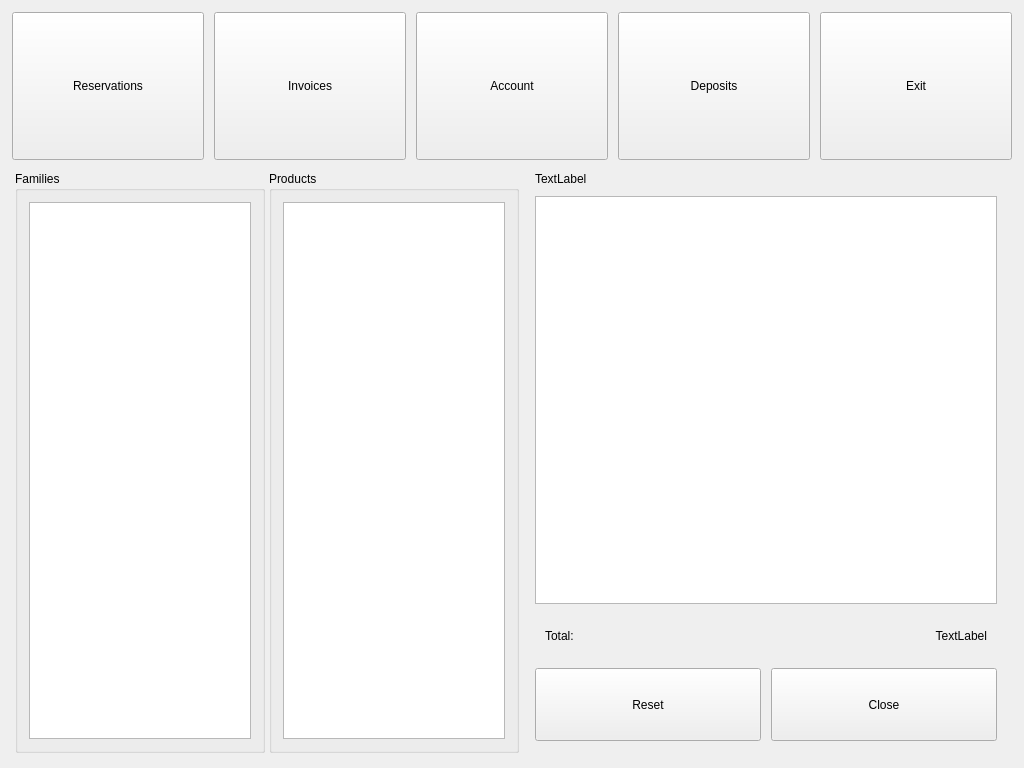
Before: the Qt Designer form penyamanager/user/memberdashboardwindow.ui in eguzki/penyamanager, drawn with Qt 5.
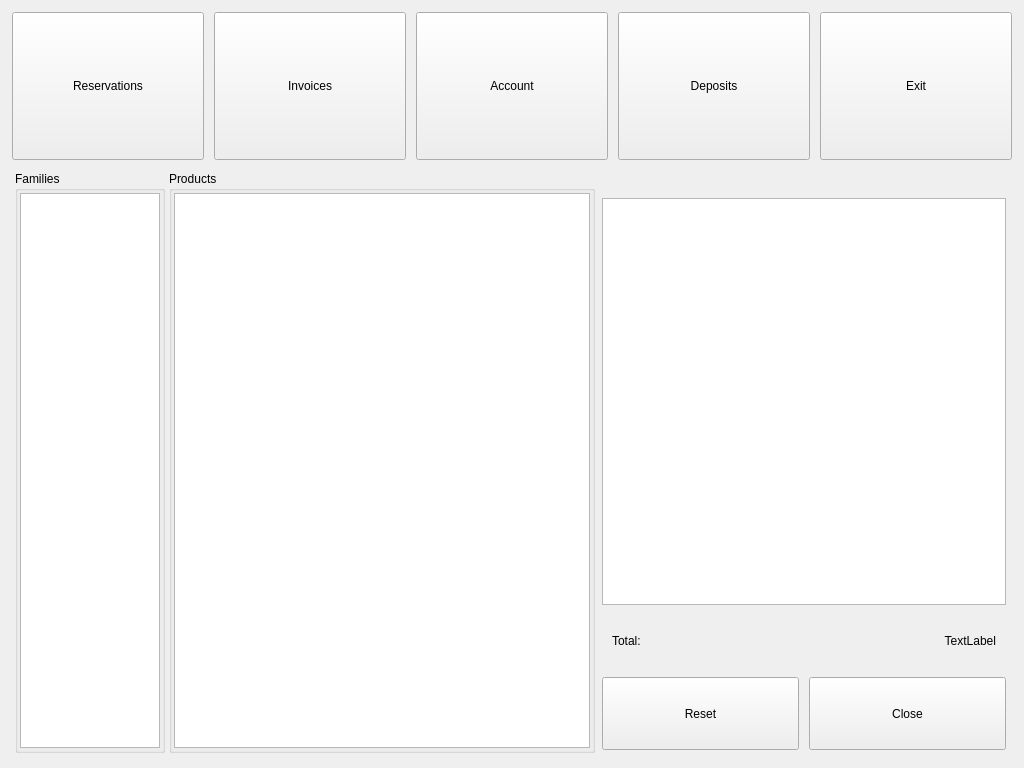
After: the same form once the commit is applied.

```diff
--- a/penyamanager/user/memberdashboardwindow.ui
+++ b/penyamanager/user/memberdashboardwindow.ui
@@ -176,13 +176,13 @@
        <widget class="QGroupBox" name="familyGroupBox">
         <property name="minimumSize">
          <size>
-          <width>250</width>
+          <width>150</width>
           <height>0</height>
          </size>
         </property>
         <property name="maximumSize">
          <size>
-          <width>250</width>
+          <width>150</width>
           <height>16777215</height>
          </size>
         </property>
@@ -193,8 +193,28 @@
          <string>Families</string>
         </property>
         <layout class="QVBoxLayout" name="horizontalLayout_3">
+         <property name="spacing">
+          <number>10</number>
+         </property>
+         <property name="leftMargin">
+          <number>2</number>
+         </property>
+         <property name="topMargin">
+          <number>2</number>
+         </property>
+         <property name="rightMargin">
+          <number>2</number>
+         </property>
+         <property name="bottomMargin">
+          <number>2</number>
+         </property>
          <item>
           <widget class="QListWidget" name="familyListWidget">
+           <property name="font">
+            <font>
+             <pointsize>5</pointsize>
+            </font>
+           </property>
            <property name="styleSheet">
             <string notr="true">selection-background-color: rgba(229, 92, 92, 122);</string>
            </property>
@@ -222,13 +242,13 @@
        <widget class="QGroupBox" name="productGroupBox">
         <property name="minimumSize">
          <size>
-          <width>250</width>
+          <width>0</width>
           <height>0</height>
          </size>
         </property>
         <property name="maximumSize">
          <size>
-          <width>250</width>
+          <width>16777215</width>
           <height>16777215</height>
          </size>
         </property>
@@ -236,8 +256,28 @@
          <string>Products</string>
         </property>
         <layout class="QHBoxLayout" name="horizontalLayout_4">
+         <property name="spacing">
+          <number>10</number>
+         </property>
+         <property name="leftMargin">
+          <number>2</number>
+         </property>
+         <property name="topMargin">
+          <number>2</number>
+         </property>
+         <property name="rightMargin">
+          <number>2</number>
+         </property>
+         <property name="bottomMargin">
+          <number>2</number>
+         </property>
          <item>
           <widget class="QListWidget" name="productListWidget">
+           <property name="font">
+            <font>
+             <pointsize>7</pointsize>
+            </font>
+           </property>
            <property name="movement">
             <enum>QListView::Static</enum>
            </property>
@@ -259,22 +299,46 @@
        <widget class="QWidget" name="invoiceInfoWidget" native="true">
         <property name="minimumSize">
          <size>
-          <width>0</width>
+          <width>410</width>
           <height>0</height>
          </size>
         </property>
         <property name="maximumSize">
          <size>
-          <width>16777215</width>
+          <width>410</width>
           <height>16777215</height>
          </size>
         </property>
         <layout class="QVBoxLayout" name="verticalLayout_4">
+         <property name="spacing">
+          <number>10</number>
+         </property>
+         <property name="leftMargin">
+          <number>2</number>
+         </property>
          <property name="topMargin">
-          <number>0</number>
+          <number>2</number>
+         </property>
+         <property name="rightMargin">
+          <number>2</number>
+         </property>
+         <property name="bottomMargin">
+          <number>2</number>
          </property>
          <item>
           <widget class="QWidget" name="invoiceWidget" native="true">
+           <property name="minimumSize">
+            <size>
+             <width>0</width>
+             <height>0</height>
+            </size>
+           </property>
+           <property name="maximumSize">
+            <size>
+             <width>16777215</width>
+             <height>16777215</height>
+            </size>
+           </property>
            <layout class="QVBoxLayout" name="verticalLayout_5">
             <property name="spacing">
              <number>10</number>
@@ -294,12 +358,17 @@
             <item>
              <widget class="QLabel" name="invoiceInfoLabel">
               <property name="text">
-               <string>TextLabel</string>
+               <string notr="true"/>
               </property>
              </widget>
             </item>
             <item>
              <widget class="QTableWidget" name="invoiceTableWidget">
+              <property name="font">
+               <font>
+                <pointsize>7</pointsize>
+               </font>
+              </property>
               <property name="editTriggers">
                <set>QAbstractItemView::NoEditTriggers</set>
               </property>
```
